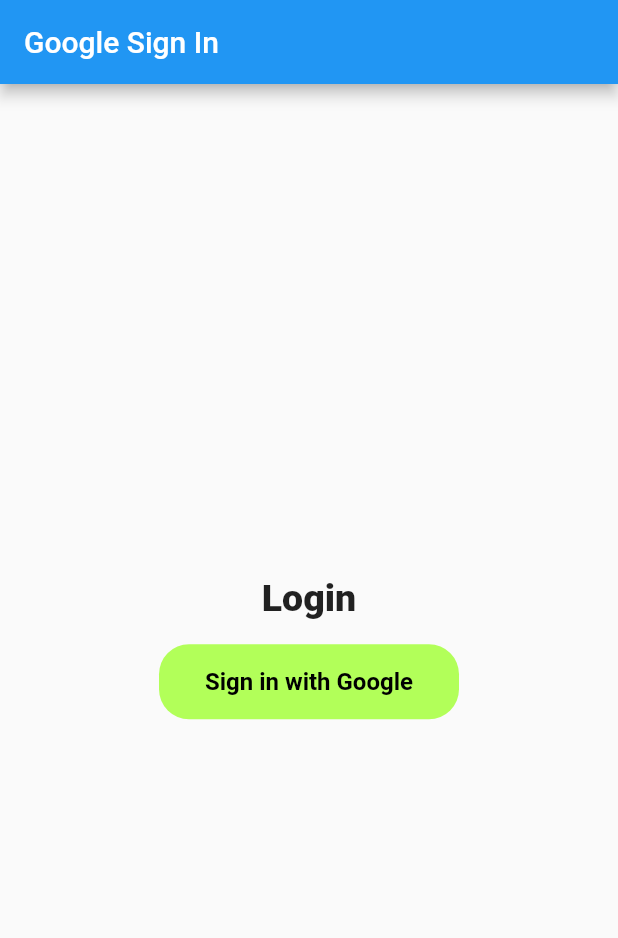
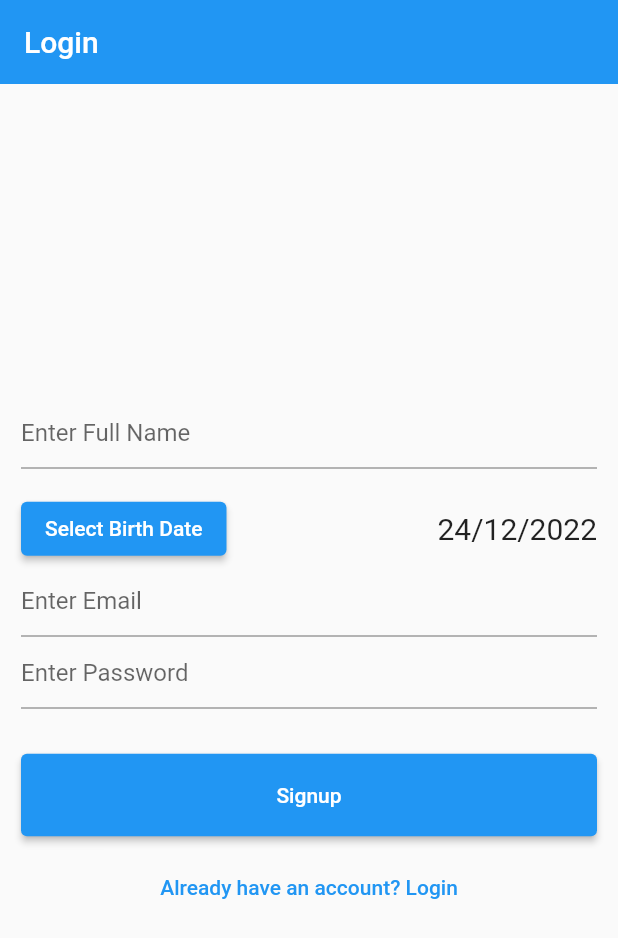
Before and after one commit to DhorajiyaNency07/firebase_authentication_task, a Flutter app: the screen it shows after launch, on a phone screen of 412 x 824 dp. Shown: the top 938 px of the screen. Run offline on Flutter 3.47's test engine with Material 2 defaults, Android fonts, the phone set to English and light mode, and no system bars; our stand-ins replace cloud_firestore, firebase_auth, firebase_core, firebase_storage, google_sign_in, image_picker; accounts and stored records are empty.

Commit message:
19/03/2023

```diff
--- /dev/null
+++ b/lib/functions/email_pass_services_function.dart
@@ -0,0 +1,121 @@
+import 'package:cloud_firestore/cloud_firestore.dart';
+import 'package:firebase_auth/firebase_auth.dart';
+import 'package:flutter/material.dart';
+
+
+
+class FirestoreServices {
+  static saveUser(String name, email, uid) async {
+    await FirebaseFirestore.instance
+        .collection('users')
+        .doc(uid)
+        .set({'email': email, 'name': name});
+  }
+}
+
+class AuthService {
+  final FirebaseAuth _auth = FirebaseAuth.instance;
+
+
+  static signupUser(String email, String password, String name,
+      BuildContext context) async {
+    try {
+      UserCredential userCredential = await FirebaseAuth.instance
+          .createUserWithEmailAndPassword(email: email, password: password);
+
+      await FirebaseAuth.instance.currentUser!.updateDisplayName(name);
+      await FirebaseAuth.instance.currentUser!.updateEmail(email);
+      await FirestoreServices.saveUser(name, email, userCredential.user!.uid);
+      ScaffoldMessenger.of(context)
+          .showSnackBar(
+          const SnackBar(content: Text('Registration Successful')));
+    } on FirebaseAuthException catch (e) {
+      if (e.code == 'weak-password') {
+        ScaffoldMessenger.of(context).showSnackBar(
+            const SnackBar(content: Text('Password Provided is too weak')));
+      } else if (e.code == 'email-already-in-use') {
+        ScaffoldMessenger.of(context).showSnackBar(
+            const SnackBar(content: Text('Email Provided already Exists')));
+      }
+    } catch (e) {
+      ScaffoldMessenger.of(context)
+          .showSnackBar(SnackBar(content: Text(e.toString())));
+    }
+  }
+
+  static signinUser(String email, String password, BuildContext context) async {
+    try {
+      await FirebaseAuth.instance
+          .signInWithEmailAndPassword(email: email, password: password);
+
+      ScaffoldMessenger.of(context)
+          .showSnackBar(const SnackBar(content: Text('You are Logged in')));
+    } on FirebaseAuthException catch (e) {
+      if (e.code == 'user-not-found') {
+        ScaffoldMessenger.of(context).showSnackBar(
+            const SnackBar(content: Text('No user Found with this Email')));
+      } else if (e.code == 'wrong-password') {
+        ScaffoldMessenger.of(context)
+            .showSnackBar(
+            const SnackBar(content: Text('Password did not match')));
+      }
+    }
+  }
+
+
+  Future<void> signOut() async {
+    await _auth.signOut();
+  }
+}
+  // signInWithEmailAndPassword(String email, String password) async {
+  //   try {
+  //     await FirebaseAuth.instance
+  //         .signInWithEmailAndPassword(email: email, password: password);
+  //
+  //     ScaffoldMessenger.of(context)
+  //         .showSnackBar(const SnackBar(content: Text('You are Logged in')));
+  //   } on FirebaseAuthException catch (e) {
+  //     if (e.code == 'user-not-found') {
+  //       ScaffoldMessenger.of(context).showSnackBar(
+  //           const SnackBar(content: Text('No user Found with this Email')));
+  //     } else if (e.code == 'wrong-password') {
+  //       ScaffoldMessenger.of(context)
+  //           .showSnackBar(const SnackBar(content: Text('Password did not match')));
+  //     }
+  //   }
+  // }
+
+  //
+  // Future<User?> signInWithEmailAndPassword(
+  //     String email, String password) async {
+  //   try {
+  //     UserCredential result = await _auth.signInWithEmailAndPassword(
+  //         email: email, password: password);
+  //     User? user = result.user;
+  //     return user;
+  //   } catch (e) {
+  //     print(e.toString());
+  //     return null;
+  //   }
+  // }
+  //
+  // Future<User?> registerWithEmailAndPassword(
+  //     {String? name, String? birthDate, String? email, String? password}) async {
+  //   try {
+  //     UserCredential result = await _auth.createUserWithEmailAndPassword(
+  //         email: email!, password: password!);
+  //     User? user = result.user;
+  //     if (user != null) {
+  //       await FirebaseFirestore.instance.collection('users').doc(user.uid).set({
+  //         // 'name': name,
+  //         'email': email,
+  //         // 'birthDate': birthDate,
+  //         'password': password,
+  //       });
+  //     }
+  //     return user;
+  //   } catch (e) {
+  //     print(e.toString());
+  //     return null;
+  //   }
+  // }
--- a/lib/main.dart
+++ b/lib/main.dart
@@ -1,7 +1,11 @@
+import 'package:firebase_auth/firebase_auth.dart';
+import 'package:firebase_authentication_task/screens/email_pass_auth_screens/email_pass_home_page.dart';
 import 'package:firebase_core/firebase_core.dart';
 import 'package:flutter/material.dart';
 import 'firebase_options.dart';
-import 'home_screen.dart';
+import 'screens/email_pass_auth_screens/ragistration_screen.dart';
+import 'screens/email_pass_auth_screens/sing_up_email_pass_screen.dart';
+import 'screens/google_auth_screens/home_screen.dart';
 
 void main() async {
   WidgetsFlutterBinding.ensureInitialized();
@@ -21,7 +25,21 @@
       theme: ThemeData(
         primarySwatch: Colors.blue,
       ),
-      home: const HomeScreen(),
+      //================================= GOOGLE AUTH SCREEN============================
+      // home: const HomeScreen(),
+      //================================= Email Pass SCREEN============================
+      // home: const RegisterScreen(),
+      // home: const LoginScreen(),
+      home: StreamBuilder(
+        stream: FirebaseAuth.instance.authStateChanges(),
+        builder: (context, snapshot) {
+          if (snapshot.hasData) {
+            return HomePage();
+          } else {
+            return const LoginScreen();
+          }
+        },
+      ),
     );
   }
 }
--- /dev/null
+++ b/lib/models/email_pass_model.dart
@@ -0,0 +1,35 @@
+class UserModel {
+  String? name;
+  String? birthDate;
+  String? email;
+  String? password;
+  // String? uid;
+
+  UserModel({
+    this.name,
+    this.birthDate,
+    this.email,
+    this.password,
+    // this.uid,
+  });
+
+  Map<String, dynamic> toMap() {
+    return {
+      'name': name,
+      'birthDate': birthDate,
+      'email': email,
+      'password': password,
+      // 'uid': uid,
+    };
+  }
+
+  factory UserModel.fromMap(Map<String, dynamic> map) {
+    return UserModel(
+      name: map['name'],
+      birthDate: map['birthDate'],
+      email: map['email'],
+      password: map['password'],
+      // uid: map['uid'],
+    );
+  }
+}
--- /dev/null
+++ b/lib/screens/email_pass_auth_screens/sing_up_email_pass_screen.dart
@@ -0,0 +1,165 @@
+import 'package:firebase_authentication_task/functions/email_pass_services_function.dart';
+import 'package:flutter/material.dart';
+
+class LoginScreen extends StatefulWidget {
+  const LoginScreen({super.key});
+
+  @override
+  _LoginScreenState createState() => _LoginScreenState();
+}
+
+class _LoginScreenState extends State<LoginScreen> {
+  final _formKey = GlobalKey<FormState>();
+  TextEditingController nameController = TextEditingController();
+  TextEditingController emailController = TextEditingController();
+  TextEditingController passwordController = TextEditingController();
+
+  String email = '';
+  String password = '';
+  String fullname = '';
+  bool login = false;
+
+  DateTime date = DateTime(2022, 12, 24);
+
+
+  @override
+  Widget build(BuildContext context) {
+    return Scaffold(
+      resizeToAvoidBottomInset: false,
+      appBar: AppBar(
+        elevation: 0,
+        title: const Text('Login'),
+      ),
+      body: Form(
+        key: _formKey,
+        child: Container(
+          padding: const EdgeInsets.all(14),
+          child: Column(
+            mainAxisAlignment: MainAxisAlignment.center,
+            children: [
+              // ================= Full Name =================
+              login
+                  ? Container()
+                  : TextFormField(
+                controller: nameController,
+                key: const ValueKey('fullname'),
+                decoration: const InputDecoration(
+                  hintText: 'Enter Full Name',
+                ),
+                validator: (value) {
+                  if (value!.isEmpty) {
+                    return 'Please Enter Full Name';
+                  } else {
+                    return null;
+                  }
+                },
+                onSaved: (value) {
+                  setState(() {
+                    fullname = value!;
+                  });
+                },
+              ),
+              // =============== Birth Date ================
+              const SizedBox(height: 16),
+              Row(
+                mainAxisAlignment: MainAxisAlignment.spaceBetween,
+                children: [
+                  ElevatedButton(
+                    onPressed: () async {
+                      DateTime? newDate = await showDatePicker(
+                        context: context,
+                        initialDate: date,
+                        firstDate: DateTime(1900),
+                        lastDate: DateTime(2050),
+                      );
+                      if (newDate == null) return;
+                      setState(
+                            () => date = newDate,
+                      );
+                    },
+                    child: const Text("Select Birth Date"),
+                  ),
+                  Text(
+                    "${date.day}/${date.month}/${date.year}",
+                    style: const TextStyle(fontSize: 20),
+                  ),
+                ],
+              ),
+              // =============== Email ===============
+              TextFormField(
+                controller: emailController,
+                key: const ValueKey('email'),
+                decoration: const InputDecoration(
+                  hintText: 'Enter Email',
+                ),
+                validator: (value) {
+                  if (value!.isEmpty || !value.contains('@')) {
+                    return 'Please Enter valid Email';
+                  } else {
+                    return null;
+                  }
+                },
+                onSaved: (value) {
+                  setState(() {
+                    email = value!;
+                  });
+                },
+              ),
+              // =============== Password ================
+              TextFormField(
+                controller: passwordController,
+                key: const ValueKey('password'),
+                obscureText: true,
+                decoration: const InputDecoration(
+                  hintText: 'Enter Password',
+                ),
+                validator: (value) {
+                  if (value!.length < 6) {
+                    return 'Please Enter Password of min length 6';
+                  } else {
+                    return null;
+                  }
+                },
+                onSaved: (value) {
+                  setState(() {
+                    password = value!;
+                  });
+                },
+              ),
+              const SizedBox(
+                height: 30,
+              ),
+              SizedBox(
+                height: 55,
+                width: double.infinity,
+                child: ElevatedButton(
+                    onPressed: () async {
+                      if (_formKey.currentState!.validate()) {
+                        _formKey.currentState!.save();
+                        login
+                            ? AuthService.signinUser(email, password, context)
+                            : AuthService.signupUser(email, password, fullname, context);
+                      }
+                    },
+                    child: Text(login ? 'Login' : 'Signup')),
+              ),
+              const SizedBox(
+                height: 10,
+              ),
+              TextButton(
+                onPressed: () {
+                  setState(() {
+                    login = !login;
+                  });
+                },
+                child: Text(login
+                    ? "Don't have an account? Signup"
+                    : "Already have an account? Login"),
+              ),
+            ],
+          ),
+        ),
+      ),
+    );
+  }
+}
--- a/pubspec.yaml
+++ b/pubspec.yaml
@@ -39,6 +39,9 @@
   firebase_core: ^2.7.1
   firebase_auth: ^4.2.10
   google_sign_in: ^6.0.2
+  cloud_firestore: ^4.4.4
+  firebase_storage: ^11.0.15
+  image_picker: ^0.8.7
 
 dev_dependencies:
   flutter_test:
```
Also changed, not shown: lib/functions/firestore_service_user_data_image_storage.dart (added, +61 -0 lines), lib/screens/email_pass_auth_screens/email_pass_home_page.dart (added, +108 -0 lines), lib/screens/email_pass_auth_screens/ragistration_screen.dart (added, +124 -0 lines), lib/screens/google_auth_screens/home_screen.dart (renamed from lib/home_screen.dart).
